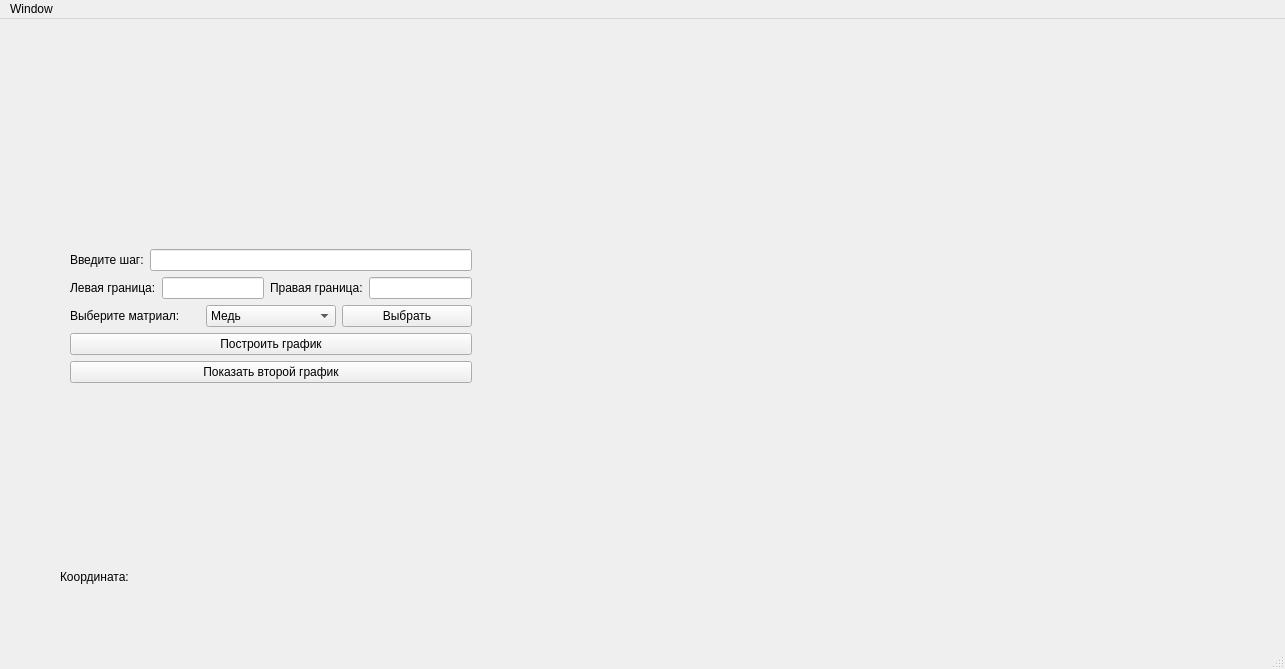
Before: the Qt Designer form mainwindow.ui in Athhh/Diplom, drawn with Qt 5.
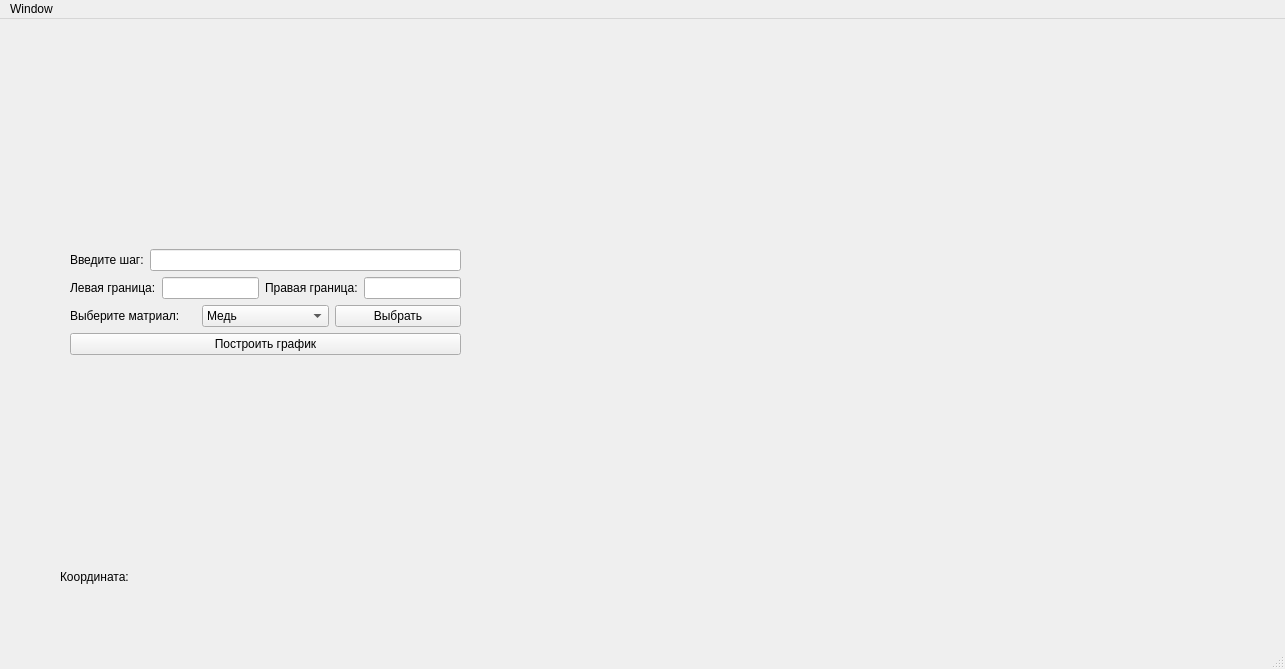
After: the same form once the commit is applied. Custom widgets are drawn as their Qt base class.

Patch:
```diff
--- a/mainwindow.ui
+++ b/mainwindow.ui
@@ -29,8 +29,8 @@
      <rect>
       <x>70</x>
       <y>230</y>
-      <width>402</width>
-      <height>169</height>
+      <width>391</width>
+      <height>181</height>
      </rect>
     </property>
     <layout class="QFormLayout" name="formLayout">
@@ -112,13 +112,6 @@
        </property>
       </widget>
      </item>
-     <item row="5" column="0" colspan="2">
-      <widget class="QPushButton" name="set_visible">
-       <property name="text">
-        <string>Показать второй график</string>
-       </property>
-      </widget>
-     </item>
     </layout>
    </widget>
    <widget class="QLabel" name="coord">
```
Left out of the diff: 2 changed lines with no effect on the pictures.
